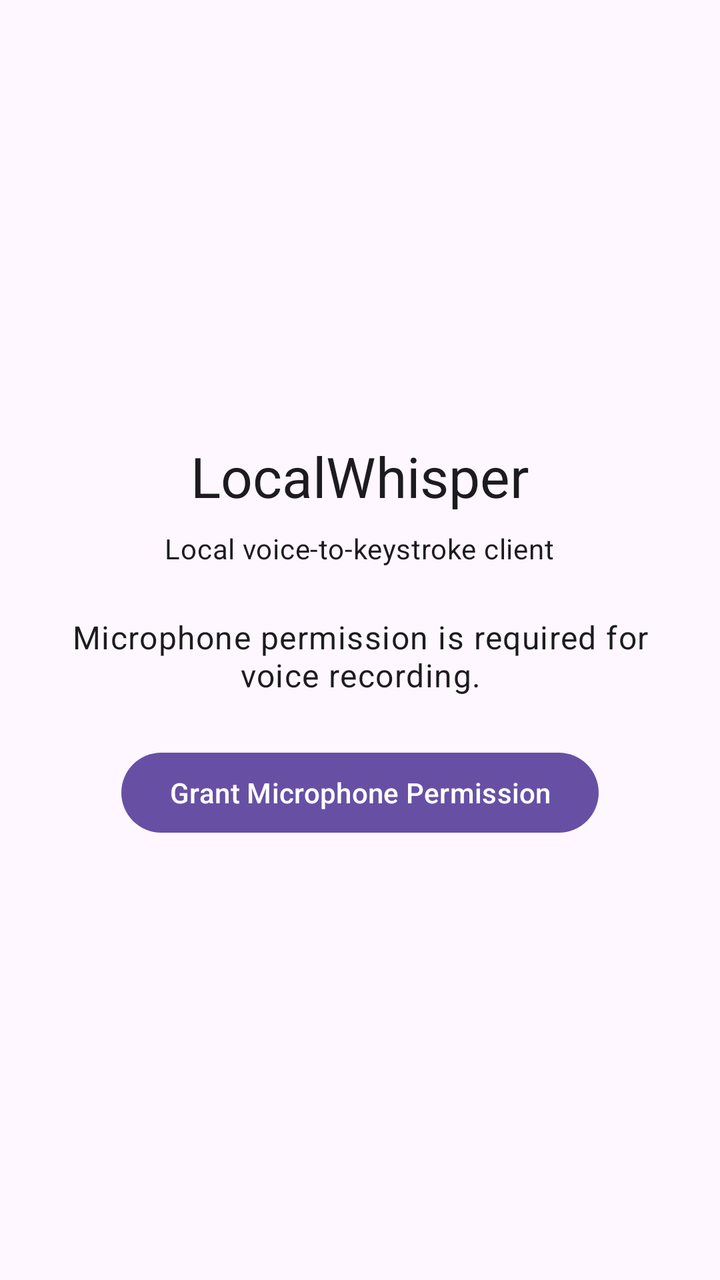
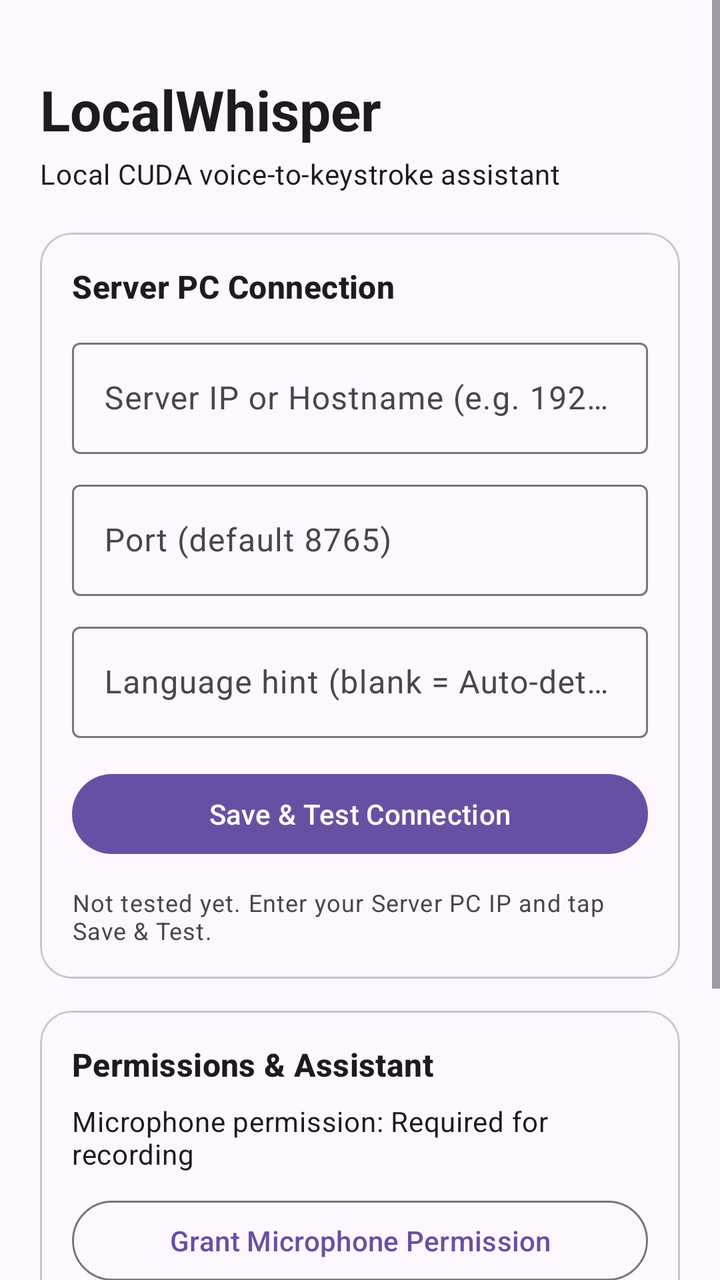

An Android layout rendered at two revisions. The XML below is the earlier revision; the diff shows what the commit changed to produce the second picture.
<!-- AndroidManifest.xml: activity theme Theme.LocalWhisper -->
<!-- res/layout/activity_main.xml -->
<?xml version="1.0" encoding="utf-8"?>
<LinearLayout xmlns:android="http://schemas.android.com/apk/res/android"
    android:layout_width="match_parent"
    android:layout_height="match_parent"
    android:gravity="center"
    android:orientation="vertical"
    android:padding="24dp">

    <TextView
        android:id="@+id/titleText"
        android:layout_width="wrap_content"
        android:layout_height="wrap_content"
        android:text="@string/app_name"
        android:textAppearance="?attr/textAppearanceHeadlineMedium" />

    <TextView
        android:id="@+id/subtitleText"
        android:layout_width="wrap_content"
        android:layout_height="wrap_content"
        android:layout_marginTop="8dp"
        android:text="@string/main_subtitle"
        android:textAlignment="center"
        android:textAppearance="?attr/textAppearanceBodyMedium" />

    <TextView
        android:id="@+id/statusText"
        android:layout_width="wrap_content"
        android:layout_height="wrap_content"
        android:layout_marginTop="24dp"
        android:text="@string/mic_permission_missing"
        android:textAlignment="center"
        android:textAppearance="?attr/textAppearanceBodyLarge" />

    <com.google.android.material.button.MaterialButton
        android:id="@+id/requestPermissionButton"
        android:layout_width="wrap_content"
        android:layout_height="wrap_content"
        android:layout_marginTop="24dp"
        android:text="@string/grant_mic_permission" />

</LinearLayout>
<!-- resources referenced by this layout -->
<resources>
  <string name="app_name">LocalWhisper</string>
  <string name="grant_mic_permission">Grant Microphone Permission</string>
  <string name="main_subtitle">Local voice-to-keystroke client</string>
  <string name="mic_permission_missing">Microphone permission is required for voice recording.</string>
  <style name="Theme.LocalWhisper" parent="Base.Theme.LocalWhisper" />
  <style name="Base.Theme.LocalWhisper" parent="Theme.Material3.DayNight.NoActionBar" />
</resources>

<!-- the commit's change to res/layout/activity_main.xml (unified diff, before → after) -->
@@ -1,41 +1,166 @@
 <?xml version="1.0" encoding="utf-8"?>
-<LinearLayout xmlns:android="http://schemas.android.com/apk/res/android"
+<ScrollView xmlns:android="http://schemas.android.com/apk/res/android"
+    xmlns:app="http://schemas.android.com/apk/res-auto"
     android:layout_width="match_parent"
     android:layout_height="match_parent"
-    android:gravity="center"
-    android:orientation="vertical"
-    android:padding="24dp">
+    android:fillViewport="true">
 
-    <TextView
-        android:id="@+id/titleText"
-        android:layout_width="wrap_content"
+    <LinearLayout
+        android:layout_width="match_parent"
         android:layout_height="wrap_content"
-        android:text="@string/app_name"
-        android:textAppearance="?attr/textAppearanceHeadlineMedium" />
+        android:orientation="vertical"
+        android:padding="20dp">
 
-    <TextView
-        android:id="@+id/subtitleText"
-        android:layout_width="wrap_content"
-        android:layout_height="wrap_content"
-        android:layout_marginTop="8dp"
-        android:text="@string/main_subtitle"
-        android:textAlignment="center"
-        android:textAppearance="?attr/textAppearanceBodyMedium" />
+        <TextView
+            android:id="@+id/titleText"
+            android:layout_width="wrap_content"
+            android:layout_height="wrap_content"
+            android:layout_marginTop="16dp"
+            android:text="@string/app_name"
+            android:textAppearance="?attr/textAppearanceHeadlineMedium"
+            android:textStyle="bold" />
 
-    <TextView
-        android:id="@+id/statusText"
-        android:layout_width="wrap_content"
-        android:layout_height="wrap_content"
-        android:layout_marginTop="24dp"
-        android:text="@string/mic_permission_missing"
-        android:textAlignment="center"
-        android:textAppearance="?attr/textAppearanceBodyLarge" />
+        <TextView
+            android:id="@+id/subtitleText"
+            android:layout_width="wrap_content"
+            android:layout_height="wrap_content"
+            android:layout_marginTop="4dp"
+            android:text="@string/main_subtitle"
+            android:textAppearance="?attr/textAppearanceBodyMedium" />
 
-    <com.google.android.material.button.MaterialButton
-        android:id="@+id/requestPermissionButton"
-        android:layout_width="wrap_content"
-        android:layout_height="wrap_content"
-        android:layout_marginTop="24dp"
-        android:text="@string/grant_mic_permission" />
+        <com.google.android.material.card.MaterialCardView
+            android:layout_width="match_parent"
+            android:layout_height="wrap_content"
+            android:layout_marginTop="20dp"
+            app:cardCornerRadius="16dp">
 
-</LinearLayout>
+            <LinearLayout
+                android:layout_width="match_parent"
+                android:layout_height="wrap_content"
+                android:orientation="vertical"
+                android:padding="16dp">
+
+                <TextView
+                    android:layout_width="wrap_content"
+                    android:layout_height="wrap_content"
+                    android:text="@string/section_server"
+                    android:textAppearance="?attr/textAppearanceTitleMedium"
+                    android:textStyle="bold" />
+
+                <com.google.android.material.textfield.TextInputLayout
+                    style="@style/Widget.Material3.TextInputLayout.OutlinedBox"
+                    android:layout_width="match_parent"
+                    android:layout_height="wrap_content"
+                    android:layout_marginTop="12dp"
+                    android:hint="@string/hint_server_host">
+
+                    <com.google.android.material.textfield.TextInputEditText
+                        android:id="@+id/serverHostInput"
+                        android:layout_width="match_parent"
+                        android:layout_height="wrap_content"
+                        android:inputType="textUri"
+                        android:singleLine="true" />
+                </com.google.android.material.textfield.TextInputLayout>
+
+                <com.google.android.material.textfield.TextInputLayout
+                    style="@style/Widget.Material3.TextInputLayout.OutlinedBox"
+                    android:layout_width="match_parent"
+                    android:layout_height="wrap_content"
+                    android:layout_marginTop="10dp"
+                    android:hint="@string/hint_server_port">
+
+                    <com.google.android.material.textfield.TextInputEditText
+                        android:id="@+id/serverPortInput"
+                        android:layout_width="match_parent"
+                        android:layout_height="wrap_content"
+                        android:inputType="number"
+                        android:singleLine="true" />
+                </com.google.android.material.textfield.TextInputLayout>
+
+                <com.google.android.material.textfield.TextInputLayout
+                    style="@style/Widget.Material3.TextInputLayout.OutlinedBox"
+                    android:layout_width="match_parent"
+                    android:layout_height="wrap_content"
+                    android:layout_marginTop="10dp"
+                    android:hint="@string/hint_language">
+
+                    <com.google.android.material.textfield.TextInputEditText
+                        android:id="@+id/languageInput"
+                        android:layout_width="match_parent"
+                        android:layout_height="wrap_content"
+                        android:inputType="text"
+                        android:singleLine="true" />
+                </com.google.android.material.textfield.TextInputLayout>
+
+                <com.google.android.material.button.MaterialButton
+                    android:id="@+id/saveAndTestButton"
+                    android:layout_width="match_parent"
+                    android:layout_height="wrap_content"
+                    android:layout_marginTop="14dp"
+                    android:text="@string/save_and_test" />
+
+                <TextView
+                    android:id="@+id/connectionStatusText"
+                    android:layout_width="match_parent"
+                    android:layout_height="wrap_content"
+                    android:layout_marginTop="12dp"
+                    android:text="@string/connection_not_tested"
+                    android:textAppearance="?attr/textAppearanceBodySmall" />
+            </LinearLayout>
+        </com.google.android.material.card.MaterialCardView>
+
+        <com.google.android.material.card.MaterialCardView
+            android:layout_width="match_parent"
+            android:layout_height="wrap_content"
+            android:layout_marginTop="16dp"
+            app:cardCornerRadius="16dp">
+
+            <LinearLayout
+                android:layout_width="match_parent"
+                android:layout_height="wrap_content"
+                android:orientation="vertical"
+                android:padding="16dp">
+
+                <TextView
+                    android:layout_width="wrap_content"
+                    android:layout_height="wrap_content"
+                    android:text="@string/section_setup"
+                    android:textAppearance="?attr/textAppearanceTitleMedium"
+                    android:textStyle="bold" />
+
+                <TextView
+                    android:id="@+id/statusText"
+                    android:layout_width="match_parent"
+                    android:layout_height="wrap_content"
+                    android:layout_marginTop="8dp"
+                    android:text="@string/mic_permission_missing"
+                    android:textAppearance="?attr/textAppearanceBodyMedium" />
+
+                <com.google.android.material.button.MaterialButton
+                    android:id="@+id/requestPermissionButton"
+                    style="?attr/materialButtonOutlinedStyle"
+                    android:layout_width="match_parent"
+                    android:layout_height="wrap_content"
+                    android:layout_marginTop="10dp"
+                    android:text="@string/grant_mic_permission" />
+
+                <com.google.android.material.button.MaterialButton
+                    android:id="@+id/setDefaultAssistantButton"
+                    style="?attr/materialButtonOutlinedStyle"
+                    android:layout_width="match_parent"
+                    android:layout_height="wrap_content"
+                    android:layout_marginTop="8dp"
+                    android:text="@string/set_default_assistant" />
+            </LinearLayout>
+        </com.google.android.material.card.MaterialCardView>
+
+        <com.google.android.material.button.MaterialButton
+            android:id="@+id/launchVoiceOverlayButton"
+            android:layout_width="match_parent"
+            android:layout_height="wrap_content"
+            android:layout_marginTop="20dp"
+            android:layout_marginBottom="24dp"
+            android:text="@string/launch_voice_overlay" />
+
+    </LinearLayout>
+</ScrollView>
<!-- resource entries referenced after the edit -->
@@ -1,9 +1,18 @@
 <!-- resources referenced by this layout -->
 <resources>
   <string name="app_name">LocalWhisper</string>
+  <string name="connection_not_tested">Not tested yet. Enter your Server PC IP and tap Save &amp; Test.</string>
   <string name="grant_mic_permission">Grant Microphone Permission</string>
-  <string name="main_subtitle">Local voice-to-keystroke client</string>
-  <string name="mic_permission_missing">Microphone permission is required for voice recording.</string>
+  <string name="hint_language">Language hint (blank = Auto-detect)</string>
+  <string name="hint_server_host">Server IP or Hostname (e.g. 192.168.1.50)</string>
+  <string name="hint_server_port">Port (default 8765)</string>
+  <string name="launch_voice_overlay">Launch Voice Overlay</string>
+  <string name="main_subtitle">Local CUDA voice-to-keystroke assistant</string>
+  <string name="mic_permission_missing">Microphone permission: Required for recording</string>
+  <string name="save_and_test">Save &amp; Test Connection</string>
+  <string name="section_server">Server PC Connection</string>
+  <string name="section_setup">Permissions &amp; Assistant</string>
+  <string name="set_default_assistant">Set as Default Digital Assistant</string>
   <style name="Theme.LocalWhisper" parent="Base.Theme.LocalWhisper" />
   <style name="Base.Theme.LocalWhisper" parent="Theme.Material3.DayNight.NoActionBar" />
 </resources>
